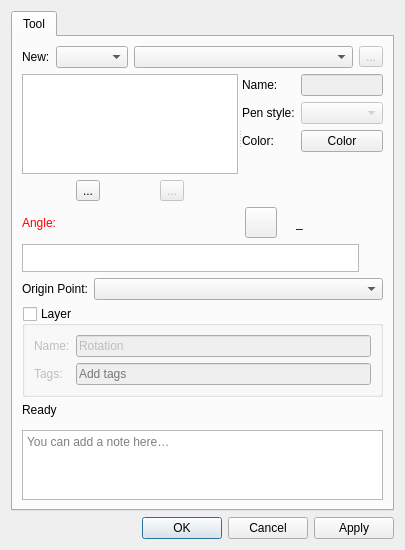
Above: src/libs/vtools/dialogs/tools/dialogrotation.ui from equinox-patterns/Ostara before the change. Below: the same form after it.
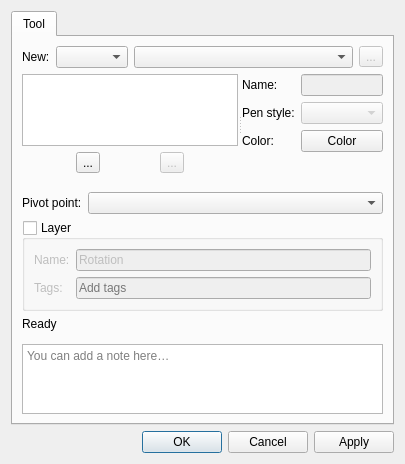
That is the form after the change. Icons and pictures are not drawn. Custom widgets are drawn as their Qt base class.

Commit message: Rotation : le champ Angle passe au composant, le dialogue se réduit, et la ligne de résultat a son menu

The edit to the form file:
```diff
--- a/src/libs/vtools/dialogs/tools/dialogrotation.ui
+++ b/src/libs/vtools/dialogs/tools/dialogrotation.ui
@@ -7,7 +7,7 @@
     <x>0</x>
     <y>0</y>
     <width>405</width>
-    <height>550</height>
+    <height>380</height>
    </rect>
   </property>
   <property name="windowTitle">
@@ -187,180 +187,30 @@
         </widget>
        </item>
        <item>
-        <layout class="QHBoxLayout" name="horizontalLayout">
-         <item alignment="Qt::AlignmentFlag::AlignLeft">
-          <widget class="QLabel" name="labelEditAngle">
-           <property name="sizePolicy">
-            <sizepolicy hsizetype="Fixed" vsizetype="Preferred">
-             <horstretch>0</horstretch>
-             <verstretch>0</verstretch>
-            </sizepolicy>
-           </property>
-           <property name="palette">
-            <palette>
-             <active>
-              <colorrole role="WindowText">
-               <brush brushstyle="SolidPattern">
-                <color alpha="255">
-                 <red>255</red>
-                 <green>0</green>
-                 <blue>0</blue>
-                </color>
-               </brush>
-              </colorrole>
-             </active>
-             <inactive>
-              <colorrole role="WindowText">
-               <brush brushstyle="SolidPattern">
-                <color alpha="255">
-                 <red>255</red>
-                 <green>0</green>
-                 <blue>0</blue>
-                </color>
-               </brush>
-              </colorrole>
-             </inactive>
-             <disabled>
-              <colorrole role="WindowText">
-               <brush brushstyle="SolidPattern">
-                <color alpha="255">
-                 <red>159</red>
-                 <green>158</green>
-                 <blue>158</blue>
-                </color>
-               </brush>
-              </colorrole>
-             </disabled>
-            </palette>
-           </property>
-           <property name="text">
-            <string>Angle:</string>
-           </property>
-          </widget>
-         </item>
-         <item>
-          <spacer name="horizontalSpacer">
-           <property name="orientation">
-            <enum>Qt::Orientation::Horizontal</enum>
-           </property>
-           <property name="sizeHint" stdset="0">
-            <size>
-             <width>40</width>
-             <height>20</height>
-            </size>
-           </property>
-          </spacer>
-         </item>
-         <item alignment="Qt::AlignmentFlag::AlignRight">
-          <widget class="QToolButton" name="toolButtonExprAngle">
-           <property name="toolTip">
-            <string>Formula wizard</string>
-           </property>
-           <property name="text">
-            <string notr="true"/>
-           </property>
-           <property name="icon">
-            <iconset resource="../../../vmisc/share/resources/icon.qrc">
-             <normaloff>:/icon/light/24x24/fx.png</normaloff>:/icon/light/24x24/fx.png</iconset>
-           </property>
-           <property name="iconSize">
-            <size>
-             <width>24</width>
-             <height>24</height>
-            </size>
-           </property>
-          </widget>
-         </item>
-         <item alignment="Qt::AlignmentFlag::AlignRight">
-          <widget class="QLabel" name="label_2">
-           <property name="text">
-            <string/>
-           </property>
-           <property name="pixmap">
-            <pixmap resource="../../../vmisc/share/resources/icon.qrc">:/icon/light/24x24/equal.png</pixmap>
-           </property>
-          </widget>
-         </item>
-         <item alignment="Qt::AlignmentFlag::AlignRight">
-          <widget class="QLabel" name="labelResultAngle">
-           <property name="sizePolicy">
-            <sizepolicy hsizetype="Fixed" vsizetype="Preferred">
-             <horstretch>0</horstretch>
-             <verstretch>0</verstretch>
-            </sizepolicy>
-           </property>
-           <property name="minimumSize">
-            <size>
-             <width>87</width>
-             <height>0</height>
-            </size>
-           </property>
-           <property name="toolTip">
-            <string>Value</string>
-           </property>
-           <property name="text">
-            <string notr="true">_</string>
-           </property>
-          </widget>
-         </item>
-        </layout>
+        <widget class="QWidget" name="formulaAnglePlaceholder" native="true"/>
        </item>
        <item>
-        <layout class="QHBoxLayout" name="horizontalLayout_6">
+        <layout class="QHBoxLayout" name="formulaSeparatorLayout">
+         <property name="leftMargin">
+          <number>33</number>
+         </property>
+         <property name="rightMargin">
+          <number>33</number>
+         </property>
          <item>
-          <widget class="VPlainTextEdit" name="plainTextEditFormula">
-           <property name="sizePolicy">
-            <sizepolicy hsizetype="Expanding" vsizetype="Preferred">
-             <horstretch>0</horstretch>
-             <verstretch>0</verstretch>
-            </sizepolicy>
-           </property>
-           <property name="maximumSize">
-            <size>
-             <width>16777215</width>
-             <height>28</height>
-            </size>
-           </property>
-           <property name="toolTip">
-            <string>Calculation</string>
-           </property>
-           <property name="tabChangesFocus">
-            <bool>true</bool>
-           </property>
-          </widget>
-         </item>
-         <item>
-          <widget class="QPushButton" name="pushButtonGrowLength">
-           <property name="maximumSize">
-            <size>
-             <width>18</width>
-             <height>18</height>
-            </size>
-           </property>
-           <property name="sizeIncrement">
+          <widget class="QFrame" name="formulaSeparator">
+           <property name="minimumSize">
             <size>
              <width>0</width>
-             <height>0</height>
+             <height>1</height>
             </size>
            </property>
-           <property name="toolTip">
-            <string>&lt;html&gt;&lt;head/&gt;&lt;body&gt;&lt;p&gt;Show full calculation in message box&lt;/p&gt;&lt;/body&gt;&lt;/html&gt;</string>
-           </property>
-           <property name="text">
-            <string notr="true"/>
-           </property>
-           <property name="icon">
-            <iconset theme="go-down"/>
-           </property>
-           <property name="iconSize">
+           <property name="maximumSize">
             <size>
-             <width>16</width>
-             <height>16</height>
+             <width>16777215</width>
+             <height>1</height>
             </size>
            </property>
-           <property name="flat">
-            <bool>true</bool>
-           </property>
           </widget>
          </item>
         </layout>
@@ -370,7 +220,7 @@
          <item row="0" column="0">
           <widget class="QLabel" name="labelOriginPoint">
            <property name="text">
-            <string>Origin Point:</string>
+            <string>Pivot point:</string>
            </property>
           </widget>
          </item>
@@ -501,11 +351,6 @@
    <extends>QLineEdit</extends>
    <header>../vwidgets/vlineedit.h</header>
   </customwidget>
-  <customwidget>
-   <class>VPlainTextEdit</class>
-   <extends>QPlainTextEdit</extends>
-   <header>../vwidgets/vplaintextedit.h</header>
-  </customwidget>
  </customwidgets>
  <resources>
   <include location="../../../vmisc/share/resources/icon.qrc"/>
```
Left out of the diff: 27 changed lines with no effect on the pictures. The commit also changes 15 other files.
